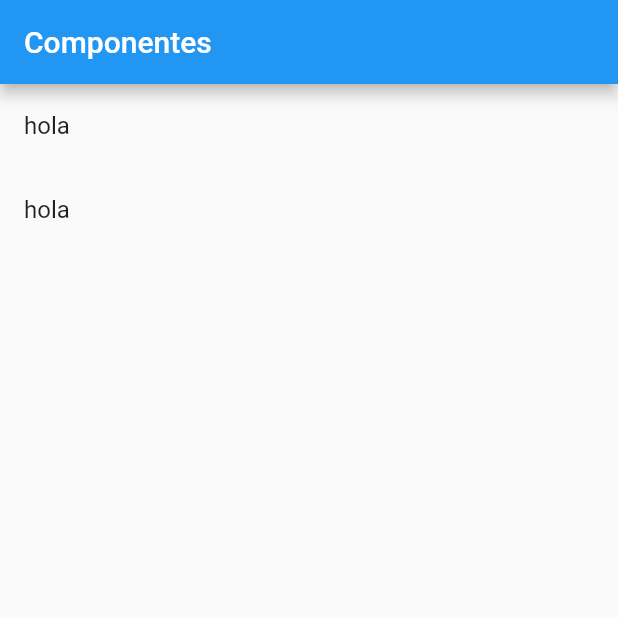
After one commit to nic0lasApp/flutter_components, a Flutter app: the screen it shows after launch, on a phone screen of 412 x 824 dp, the top half of it. The commit adds this screen. Run offline on Flutter 3.47's test engine with Material 2 defaults, Android fonts, the phone set to English and light mode, and no system bars.

Commit message:
feat: creación de página home.

```diff
--- a/lib/main.dart
+++ b/lib/main.dart
@@ -1,5 +1,5 @@
 import 'package:flutter/material.dart';
-import 'package:componentes/src/pages/home_temp.dart';
+import 'package:componentes/src/pages/home_page.dart';
 
 void main() => runApp(MyApp());
 
@@ -7,10 +7,10 @@ void main() => runApp(MyApp());
 class MyApp extends StatelessWidget {
   @override
   Widget build(BuildContext context) {
-    return MaterialApp(
+    return const MaterialApp(
       title: 'Componentes App',
       debugShowCheckedModeBanner: false,
-      home: homePageTemp(),
+      home: HomePage(),
     );
   }
 }
--- /dev/null
+++ b/lib/src/pages/home_page.dart
@@ -0,0 +1,34 @@
+// ignore_for_file: prefer_const_constructors
+
+import 'package:flutter/material.dart';
+
+class HomePage extends StatelessWidget {
+  const HomePage({Key? key}) : super(key: key);
+
+  @override
+  Widget build(BuildContext context) {
+    return Scaffold(
+      appBar: AppBar(
+        title: Text('Componentes'),
+      ),
+      body: _lista(),
+    );
+  }
+
+  Widget _lista() {
+    return ListView(
+      children: _listaItems(),
+    );
+  }
+
+  List<Widget> _listaItems() {
+    return [
+      ListTile(
+        title: Text('hola'),
+      ),
+      ListTile(
+        title: Text('hola'),
+      )
+    ];
+  }
+}
```
